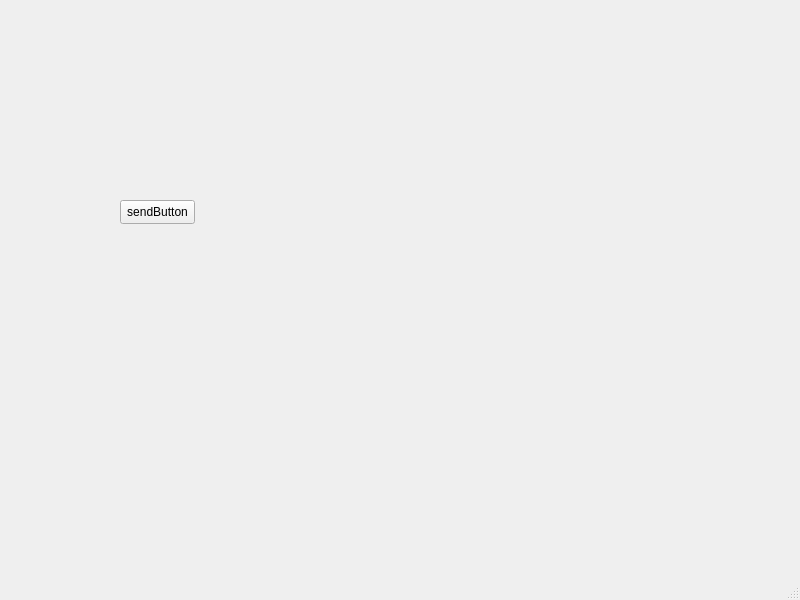
The window that mainwindow.ui (sajjadkarimi7/Golekta) describes before a commit, drawn with Qt 5.
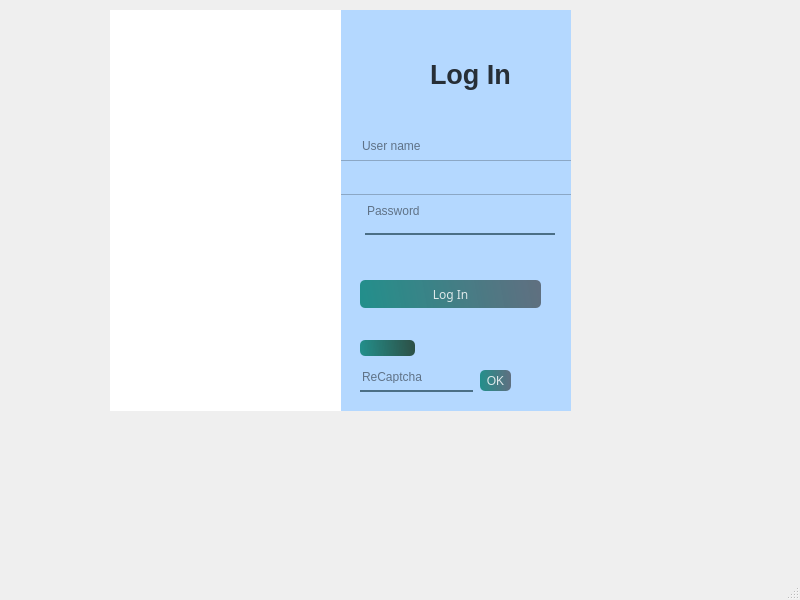
The same window after the commit. Icons and pictures are not drawn.

```diff
--- a/mainwindow.ui
+++ b/mainwindow.ui
@@ -14,18 +14,408 @@
    <string>MainWindow</string>
   </property>
   <widget class="QWidget" name="centralwidget">
-   <widget class="QPushButton" name="sendButton">
+   <widget class="QWidget" name="widget" native="true">
     <property name="geometry">
      <rect>
-      <x>120</x>
-      <y>200</y>
-      <width>75</width>
-      <height>24</height>
+      <x>70</x>
+      <y>-20</y>
+      <width>501</width>
+      <height>431</height>
      </rect>
     </property>
-    <property name="text">
-     <string>sendButton</string>
+    <property name="layoutDirection">
+     <enum>Qt::LeftToRight</enum>
     </property>
+    <property name="styleSheet">
+     <string notr="true"/>
+    </property>
+    <widget class="QLabel" name="label">
+     <property name="geometry">
+      <rect>
+       <x>40</x>
+       <y>30</y>
+       <width>280</width>
+       <height>430</height>
+      </rect>
+     </property>
+     <property name="styleSheet">
+      <string notr="true">background-color:rgba(0,0,0,80);
+border-top-left-radius: 50px;</string>
+     </property>
+     <property name="text">
+      <string/>
+     </property>
+     <property name="pixmap">
+      <pixmap>:/Loginimage/pxfuel.jpg</pixmap>
+     </property>
+    </widget>
+    <widget class="QLabel" name="label_2">
+     <property name="geometry">
+      <rect>
+       <x>270</x>
+       <y>30</y>
+       <width>240</width>
+       <height>430</height>
+      </rect>
+     </property>
+     <property name="styleSheet">
+      <string notr="true">background-color:#b4d8ff;
+</string>
+     </property>
+     <property name="text">
+      <string/>
+     </property>
+    </widget>
+    <widget class="QLabel" name="LoginLogo">
+     <property name="geometry">
+      <rect>
+       <x>360</x>
+       <y>69</y>
+       <width>141</width>
+       <height>51</height>
+      </rect>
+     </property>
+     <property name="font">
+      <font>
+       <pointsize>20</pointsize>
+       <bold>true</bold>
+      </font>
+     </property>
+     <property name="styleSheet">
+      <string notr="true">color:rgba(0,0,0,200);</string>
+     </property>
+     <property name="text">
+      <string>Log In</string>
+     </property>
+    </widget>
+    <widget class="QLineEdit" name="usernameinput">
+     <property name="geometry">
+      <rect>
+       <x>290</x>
+       <y>150</y>
+       <width>190</width>
+       <height>40</height>
+      </rect>
+     </property>
+     <property name="styleSheet">
+      <string notr="true">background-color:rgba(0,0,0,0);
+border:none;
+border-bottom: 2px solid rgba(46,82,101,200);
+color:rgba(0,0,0,240);
+padding-bottom:7px;</string>
+     </property>
+     <property name="placeholderText">
+      <string>User name</string>
+     </property>
+    </widget>
+    <widget class="QLineEdit" name="passwordinput">
+     <property name="geometry">
+      <rect>
+       <x>295</x>
+       <y>215</y>
+       <width>190</width>
+       <height>40</height>
+      </rect>
+     </property>
+     <property name="styleSheet">
+      <string notr="true">background-color:rgba(0,0,0,0);
+border:none;
+border-bottom: 2px solid rgba(46,82,101,200);
+color:rgba(0,0,0,240);
+padding-bottom:7px;</string>
+     </property>
+     <property name="echoMode">
+      <enum>QLineEdit::Password</enum>
+     </property>
+     <property name="placeholderText">
+      <string>Password</string>
+     </property>
+    </widget>
+    <widget class="QPushButton" name="LoginButton">
+     <property name="geometry">
+      <rect>
+       <x>290</x>
+       <y>300</y>
+       <width>181</width>
+       <height>28</height>
+      </rect>
+     </property>
+     <property name="font">
+      <font>
+       <family>Segoe MDL2 Assets</family>
+       <pointsize>9</pointsize>
+       <bold>false</bold>
+      </font>
+     </property>
+     <property name="styleSheet">
+      <string notr="true">
+
+
+QPushButton#LoginButton{
+background-color: qlineargradient(spread:pad,x1:0,y1:0.505682,x2:1,y2:0.477,stop:0 rgba(11,131,120,219),stop:1 rgba(85,98,112,226));
+color:rgba(255,255,255,210);
+border-radius:5px;
+}
+QPushButton#LoginButton:hover{
+background-color: qlineargradient(spread:pad,x1:0,y1:0.505682,x2:1,y2:0.477,stop:0 rgba(150,123,111,219),stop:1 rgba(85,81,84,226));
+
+}
+QPushButton#LoginButton:pressed{
+padding-left:5px;
+padding-top:5px;
+background-color: rgba(150,123,111,255);
+
+}</string>
+     </property>
+     <property name="text">
+      <string>Log In</string>
+     </property>
+    </widget>
+    <widget class="QLabel" name="errorlable">
+     <property name="geometry">
+      <rect>
+       <x>470</x>
+       <y>160</y>
+       <width>20</width>
+       <height>20</height>
+      </rect>
+     </property>
+     <property name="font">
+      <font>
+       <pointsize>10</pointsize>
+       <bold>true</bold>
+      </font>
+     </property>
+     <property name="styleSheet">
+      <string notr="true">color:red;
+</string>
+     </property>
+     <property name="text">
+      <string/>
+     </property>
+    </widget>
+    <widget class="QLabel" name="errorlable_2">
+     <property name="geometry">
+      <rect>
+       <x>470</x>
+       <y>230</y>
+       <width>20</width>
+       <height>20</height>
+      </rect>
+     </property>
+     <property name="font">
+      <font>
+       <pointsize>10</pointsize>
+       <bold>true</bold>
+      </font>
+     </property>
+     <property name="styleSheet">
+      <string notr="true">color:red;
+</string>
+     </property>
+     <property name="text">
+      <string/>
+     </property>
+    </widget>
+    <widget class="QLabel" name="Captcha">
+     <property name="geometry">
+      <rect>
+       <x>290</x>
+       <y>360</y>
+       <width>55</width>
+       <height>16</height>
+      </rect>
+     </property>
+     <property name="font">
+      <font>
+       <pointsize>6</pointsize>
+      </font>
+     </property>
+     <property name="cursor">
+      <cursorShape>ForbiddenCursor</cursorShape>
+     </property>
+     <property name="styleSheet">
+      <string notr="true">background-color: qlineargradient(spread:pad,x1:0,y1:0.505682,x2:1,y2:0.477,stop:0 rgba(11,131,120,219),stop:1 rgba(45,80,70,255));
+color:rgba(255,255,255,210);
+border-radius:5px;</string>
+     </property>
+     <property name="text">
+      <string/>
+     </property>
+    </widget>
+    <widget class="QLineEdit" name="Recaptcha">
+     <property name="geometry">
+      <rect>
+       <x>290</x>
+       <y>390</y>
+       <width>113</width>
+       <height>22</height>
+      </rect>
+     </property>
+     <property name="styleSheet">
+      <string notr="true">background-color:rgba(0,0,0,0);
+border:none;
+border-bottom: 2px solid rgba(46,82,101,200);
+color:rgba(0,0,0,240);
+padding-bottom:7px;</string>
+     </property>
+     <property name="placeholderText">
+      <string>ReCaptcha</string>
+     </property>
+    </widget>
+    <widget class="QPushButton" name="RECAPTCHAOK">
+     <property name="geometry">
+      <rect>
+       <x>410</x>
+       <y>390</y>
+       <width>31</width>
+       <height>21</height>
+      </rect>
+     </property>
+     <property name="styleSheet">
+      <string notr="true">
+
+
+QPushButton#RECAPTCHAOK{
+background-color: qlineargradient(spread:pad,x1:0,y1:0.505682,x2:1,y2:0.477,stop:0 rgba(11,131,120,219),stop:1 rgba(85,98,112,226));
+color:rgba(255,255,255,210);
+border-radius:5px;
+}
+QPushButton#RECAPTCHAOK:hover{
+background-color: qlineargradient(spread:pad,x1:0,y1:0.505682,x2:1,y2:0.477,stop:0 rgba(150,123,111,219),stop:1 rgba(85,81,84,226));
+
+}
+QPushButton#RECAPTCHAOK:pressed{
+padding-left:5px;
+padding-top:5px;
+background-color: rgba(150,123,111,255);
+
+}</string>
+     </property>
+     <property name="text">
+      <string>OK</string>
+     </property>
+    </widget>
+    <widget class="QListWidget" name="SuggestionList">
+     <property name="geometry">
+      <rect>
+       <x>270</x>
+       <y>180</y>
+       <width>241</width>
+       <height>35</height>
+      </rect>
+     </property>
+     <property name="styleSheet">
+      <string notr="true">background-color:#b4d8ff;
+</string>
+     </property>
+    </widget>
+    <widget class="QPushButton" name="Seepasswordbutton">
+     <property name="geometry">
+      <rect>
+       <x>470</x>
+       <y>220</y>
+       <width>21</width>
+       <height>28</height>
+      </rect>
+     </property>
+     <property name="styleSheet">
+      <string notr="true">background-color: transparent;
+border : none;</string>
+     </property>
+     <property name="text">
+      <string/>
+     </property>
+     <property name="icon">
+      <iconset>
+       <normaloff>:/eyeimage/pngwing.com.png</normaloff>
+       <normalon>:/eyeimage/pngwing.com.png</normalon>:/eyeimage/pngwing.com.png</iconset>
+     </property>
+    </widget>
+    <widget class="QLabel" name="usericon">
+     <property name="geometry">
+      <rect>
+       <x>273</x>
+       <y>155</y>
+       <width>21</width>
+       <height>20</height>
+      </rect>
+     </property>
+     <property name="text">
+      <string/>
+     </property>
+     <property name="pixmap">
+      <pixmap>:/Loginimage/pngwin.com</pixmap>
+     </property>
+    </widget>
+    <widget class="QLabel" name="passwordicon">
+     <property name="geometry">
+      <rect>
+       <x>273</x>
+       <y>218</y>
+       <width>20</width>
+       <height>31</height>
+      </rect>
+     </property>
+     <property name="text">
+      <string/>
+     </property>
+     <property name="pixmap">
+      <pixmap>:/Loginimage/pngwing.com(1).png</pixmap>
+     </property>
+    </widget>
+    <widget class="QPushButton" name="telegramlink">
+     <property name="geometry">
+      <rect>
+       <x>60</x>
+       <y>410</y>
+       <width>61</width>
+       <height>28</height>
+      </rect>
+     </property>
+     <property name="cursor">
+      <cursorShape>PointingHandCursor</cursorShape>
+     </property>
+     <property name="styleSheet">
+      <string notr="true">color:blue;
+background-color:rgba(0,0,0,0);</string>
+     </property>
+     <property name="text">
+      <string>click here</string>
+     </property>
+    </widget>
+    <widget class="QLabel" name="label_3">
+     <property name="geometry">
+      <rect>
+       <x>40</x>
+       <y>30</y>
+       <width>231</width>
+       <height>431</height>
+      </rect>
+     </property>
+     <property name="styleSheet">
+      <string notr="true">background-color: rgb(255, 255, 255);</string>
+     </property>
+     <property name="text">
+      <string/>
+     </property>
+    </widget>
+    <widget class="QLabel" name="status_text_label">
+     <property name="geometry">
+      <rect>
+       <x>370</x>
+       <y>30</y>
+       <width>51</width>
+       <height>51</height>
+      </rect>
+     </property>
+     <property name="styleSheet">
+      <string notr="true"/>
+     </property>
+     <property name="text">
+      <string/>
+     </property>
+    </widget>
    </widget>
   </widget>
   <widget class="QMenuBar" name="menubar">
```
